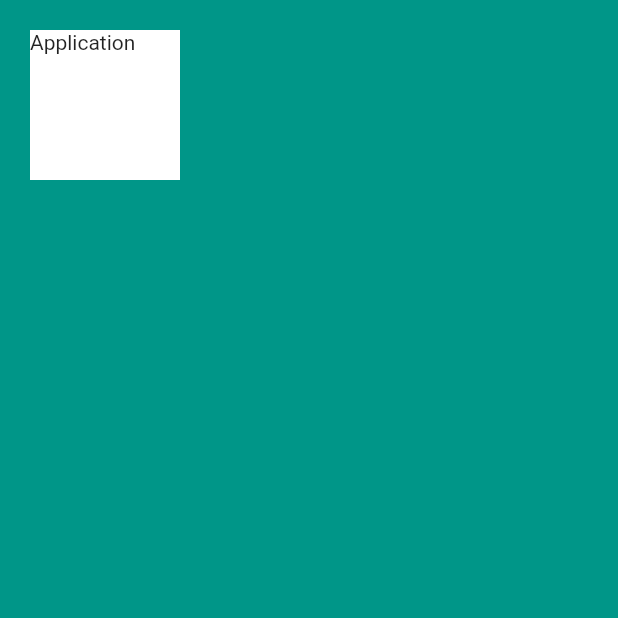
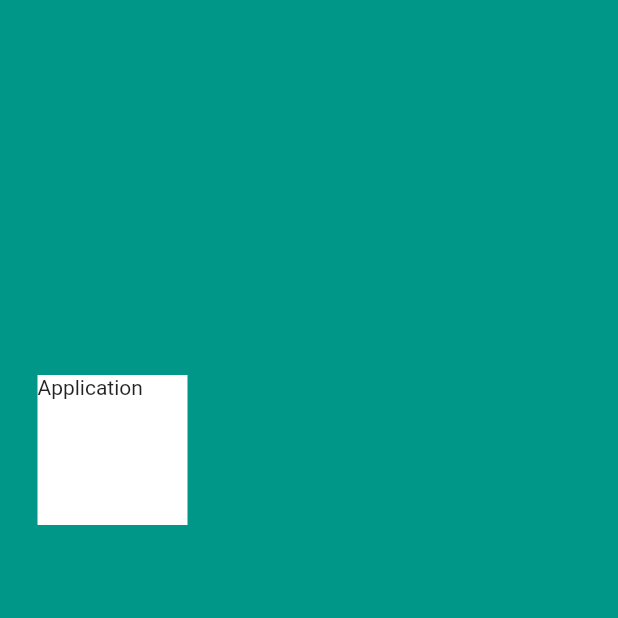
Before and after one commit to TimaevVladislav/flutter_mi, a Flutter app: the screen it shows after launch, on a phone screen of 412 x 824 dp, the top half of it. Run offline on Flutter 3.47's test engine with Material 2 defaults, Android fonts, the phone set to English and light mode, and no system bars.

Commit message:
add:margin:symmetric

```diff
--- a/lib/main.dart
+++ b/lib/main.dart
@@ -14,7 +14,7 @@ class Application extends StatelessWidget {
           child: Container(
             height: 100.0,
             width: 100.0,
-            margin: EdgeInsets.all(20.0),
+            margin: EdgeInsets.symmetric(vertical: 250.0, horizontal: 25.0),
             color: Colors.white,
             child: Text("Application"),
           ),
```
